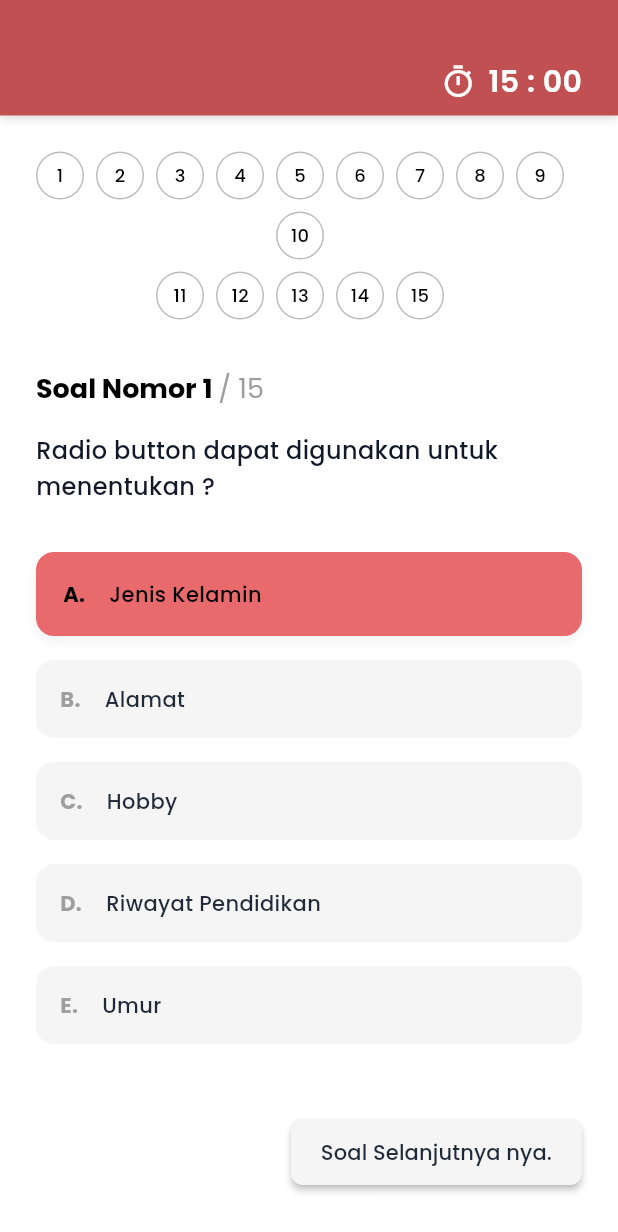
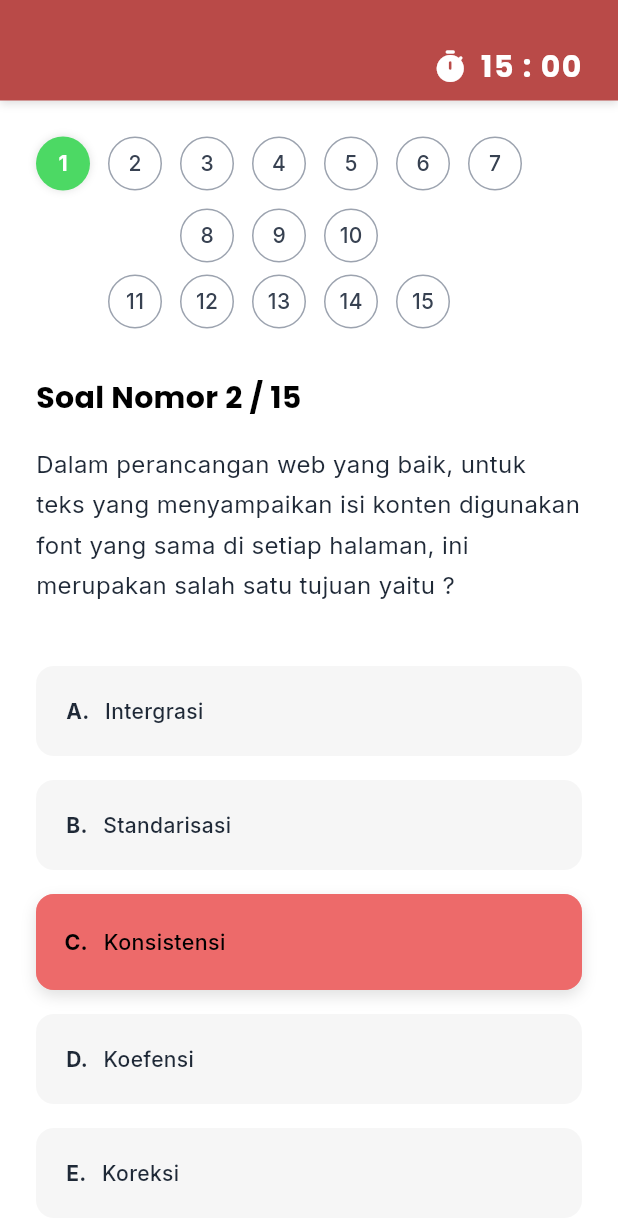
Before and after one commit to lianazein09/lmsuas, a Flutter app: the QuizAttemptScreen screen opened directly with empty values, on a phone screen of 412 x 824 dp. Shown: the top 1232 px of the screen. Run offline on Flutter 3.47's test engine with Material 3 defaults, Android fonts, the phone set to English and light mode, and no system bars; our stand-ins replace google_fonts; network calls fail.

Commit message:
membuat pertanyaan kuis kedua

```diff
--- a/lib/screens/quiz_attempt_screen.dart
+++ b/lib/screens/quiz_attempt_screen.dart
@@ -10,28 +10,28 @@ class QuizAttemptScreen extends StatefulWidget {
 }
 
 class _QuizAttemptScreenState extends State<QuizAttemptScreen> {
-  static const Color primaryColor = Color(0xFFC05052);
-  static const Color primaryLight = Color(0xFFE86A6C);
+  static const Color primaryColor = Color(0xFFB94A48);
+  static const Color secondaryColor = Color(0xFFED6A6A);
+  static const Color successColor = Color(0xFF4CD964);
   static const Color backgroundLight = Color(0xFFFFFFFF);
   static const Color backgroundDark = Color(0xFF121212);
-  static const Color surfaceLight = Color(0xFFF5F5F5);
-  static const Color surfaceDark = Color(0xFF1E1E1E);
+  static const Color surfaceLight = Color(0xFFF6F6F6);
+  static const Color surfaceDark = Color(0xFF2A2A2A);
 
-  int currentQuestion = 1;
-  String? selectedOption = 'A';
+  int currentQuestion = 2;
+  String? selectedOption = 'C';
 
   @override
   Widget build(BuildContext context) {
     final isDark = Theme.of(context).brightness == Brightness.dark;
     final bgColor = isDark ? backgroundDark : backgroundLight;
-    final textColor = isDark ? const Color(0xFFE5E5E5) : const Color(0xFF333333);
 
     return Scaffold(
       backgroundColor: bgColor,
       appBar: PreferredSize(
-        preferredSize: const Size.fromHeight(80),
+        preferredSize: const Size.fromHeight(70),
         child: Container(
-          padding: const EdgeInsets.only(top: 40, bottom: 8, left: 24, right: 24),
+          padding: const EdgeInsets.only(top: 30, bottom: 8, left: 24, right: 24),
           decoration: const BoxDecoration(
             color: primaryColor,
             boxShadow: [
@@ -42,29 +42,31 @@ class _QuizAttemptScreenState extends State<QuizAttemptScreen> {
               ),
             ],
           ),
-          child: Row(
+          child: Stack(
+            alignment: Alignment.center,
             children: [
-              const Expanded(child: SizedBox()),
               Text(
                 widget.title,
                 style: GoogleFonts.poppins(
                   fontSize: 20,
                   fontWeight: FontWeight.bold,
                   color: Colors.white,
+                  letterSpacing: 0.5,
                 ),
               ),
-              Expanded(
+              Positioned(
+                right: 0,
                 child: Row(
-                  mainAxisAlignment: MainAxisAlignment.end,
                   children: [
-                    const Icon(Icons.timer_outlined, color: Colors.white, size: 24),
+                    const Icon(Icons.timer_rounded, color: Colors.white, size: 24),
                     const SizedBox(width: 8),
                     Text(
                       '15 : 00',
                       style: GoogleFonts.poppins(
                         fontSize: 20,
-                        fontWeight: FontWeight.w600,
+                        fontWeight: FontWeight.bold,
                         color: Colors.white,
+                        letterSpacing: 1.0,
                       ),
                     ),
                   ],
@@ -78,74 +80,46 @@ class _QuizAttemptScreenState extends State<QuizAttemptScreen> {
         children: [
           Expanded(
             child: SingleChildScrollView(
-              padding: const EdgeInsets.all(24),
+              padding: const EdgeInsets.symmetric(horizontal: 24, vertical: 24),
               child: Column(
                 crossAxisAlignment: CrossAxisAlignment.start,
                 children: [
                   _buildQuestionGrid(isDark),
                   const SizedBox(height: 32),
-                  RichText(
-                    text: TextSpan(
+                  Text(
+                    'Soal Nomor $currentQuestion / 15',
                     style: GoogleFonts.poppins(
-                        fontSize: 18,
+                      fontSize: 20,
                       fontWeight: FontWeight.bold,
                       color: isDark ? Colors.white : Colors.black,
-                      ),
-                      children: [
-                        TextSpan(text: 'Soal Nomor $currentQuestion '),
-                        TextSpan(
-                          text: '/ 15',
-                          style: GoogleFonts.poppins(
-                            fontWeight: FontWeight.normal,
-                            color: isDark ? Colors.grey[400] : Colors.grey[500],
-                          ),
-                        ),
-                      ],
                     ),
                   ),
                   const SizedBox(height: 16),
                   Text(
-                    'Radio button dapat digunakan untuk menentukan ?',
-                    style: GoogleFonts.poppins(
+                    'Dalam perancangan web yang baik, untuk teks yang menyampaikan isi konten digunakan font yang sama di setiap halaman, ini merupakan salah satu tujuan yaitu ?',
+                    style: GoogleFonts.inter(
                       fontSize: 16,
-                      fontWeight: FontWeight.w500,
-                      color: isDark ? const Color(0xFFE5E5E5) : const Color(0xFF111827),
-                      height: 1.5,
+                      color: isDark ? const Color(0xFFD1D1D1) : const Color(0xFF1F2937),
+                      height: 1.7,
                     ),
                   ),
-                  const SizedBox(height: 32),
-                  _buildOption('A', 'Jenis Kelamin', isDark),
-                  _buildOption('B', 'Alamat', isDark),
-                  _buildOption('C', 'Hobby', isDark),
-                  _buildOption('D', 'Riwayat Pendidikan', isDark),
-                  _buildOption('E', 'Umur', isDark),
-                  const SizedBox(height: 32),
-                  Align(
-                    alignment: Alignment.centerRight,
-                    child: ElevatedButton(
-                      onPressed: () {},
-                      style: ElevatedButton.styleFrom(
-                        backgroundColor: isDark ? surfaceDark : surfaceLight,
-                        foregroundColor: isDark ? Colors.white : const Color(0xFF1F2937),
-                        elevation: 2,
-                        padding: const EdgeInsets.symmetric(horizontal: 20, vertical: 12),
-                        shape: RoundedRectangleBorder(
-                          borderRadius: BorderRadius.circular(8),
+                  const SizedBox(height: 40),
+                  _buildOption('A', 'Intergrasi', isDark),
+                  _buildOption('B', 'Standarisasi', isDark),
+                  _buildOption('C', 'Konsistensi', isDark),
+                  _buildOption('D', 'Koefensi', isDark),
+                  _buildOption('E', 'Koreksi', isDark),
+                  const SizedBox(height: 48),
+                  Row(
+                    gap: 16,
+                    children: [
+                      Expanded(
+                        child: _buildNavButton('Soal Sebelum nya.', isDark),
                       ),
-                      ),
-                      child: Row(
-                        mainAxisSize: MainAxisSize.min,
-                        children: [
-                          Text(
-                            'Soal Selanjutnya nya.',
-                            style: GoogleFonts.poppins(
-                              fontSize: 14,
-                              fontWeight: FontWeight.w500,
-                            ),
+                      Expanded(
+                        child: _buildNavButton('Soal Selanjut nya.', isDark),
                       ),
                     ],
-                      ),
-                    ),
                   ),
                   const SizedBox(height: 32),
                 ],
@@ -161,15 +135,15 @@ class _QuizAttemptScreenState extends State<QuizAttemptScreen> {
     return Column(
       children: [
         Wrap(
-          spacing: 8,
-          runSpacing: 8,
+          spacing: 12,
+          runSpacing: 12,
           alignment: WrapAlignment.center,
           children: List.generate(10, (index) => _buildGridItem(index + 1, isDark)),
         ),
         const SizedBox(height: 8),
         Wrap(
-          spacing: 8,
-          runSpacing: 8,
+          spacing: 12,
+          runSpacing: 12,
           alignment: WrapAlignment.center,
           children: List.generate(5, (index) => _buildGridItem(index + 11, isDark)),
         ),
@@ -178,24 +152,26 @@ class _QuizAttemptScreenState extends State<QuizAttemptScreen> {
   }
 
   Widget _buildGridItem(int number, bool isDark) {
+    final bool isCompleted = number == 1; // Match HTML where 1 is success
     return Container(
-      width: 32,
-      height: 32,
+      width: 36,
+      height: 36,
       decoration: BoxDecoration(
-        color: isDark ? surfaceDark : Colors.white,
+        color: isCompleted ? successColor : (isDark ? surfaceDark : Colors.white),
         shape: BoxShape.circle,
-        border: Border.all(
-          color: isDark ? Colors.grey[700]! : Colors.grey[400]!,
+        boxShadow: isCompleted ? [const BoxShadow(color: Colors.black12, blurRadius: 4)] : null,
+        border: !isCompleted ? Border.all(
+          color: isDark ? const Color(0xFF404040) : const Color(0xFF9CA3AF),
           width: 1,
-        ),
+        ) : null,
       ),
       child: Center(
         child: Text(
           '$number',
-          style: GoogleFonts.poppins(
-            fontSize: 12,
-            fontWeight: FontWeight.w500,
-            color: isDark ? Colors.white : Colors.black,
+          style: GoogleFonts.inter(
+            fontSize: 14,
+            fontWeight: isCompleted ? FontWeight.bold : FontWeight.w500,
+            color: isCompleted ? Colors.white : (isDark ? const Color(0xFFE5E7EB) : const Color(0xFF374151)),
           ),
         ),
       ),
@@ -209,42 +185,35 @@ class _QuizAttemptScreenState extends State<QuizAttemptScreen> {
       padding: const EdgeInsets.only(bottom: 16),
       child: GestureDetector(
         onTap: () => setState(() => selectedOption = letter),
-        child: Container(
+        child: AnimatedContainer(
+          duration: const Duration(milliseconds: 200),
           width: double.infinity,
-          padding: const EdgeInsets.all(16),
+          padding: const EdgeInsets.all(20),
           decoration: BoxDecoration(
-            color: isSelected ? primaryLight : (isDark ? surfaceDark : surfaceLight),
+            color: isSelected ? secondaryColor : (isDark ? surfaceDark : surfaceLight),
             borderRadius: BorderRadius.circular(12),
-            boxShadow: isSelected
-              ? [
-                  BoxShadow(
-                    color: Colors.black.withOpacity(0.05),
-                    blurRadius: 6,
-                    offset: const Offset(0, 4),
+            boxShadow: isSelected ? [const BoxShadow(color: Colors.black12, blurRadius: 8, offset: Offset(0, 4))] : null,
+            border: isSelected ? Border.all(color: secondaryColor.withOpacity(0.5), width: 2) : null,
           ),
-                ] : null,
-            border: isSelected
-              ? Border.all(color: primaryLight, width: 2)
-              : null,
-          ),
+          child: Transform.scale(
+            scale: isSelected ? 1.02 : 1.0,
             child: Row(
               children: [
                 Text(
-                '$letter.',
-                style: GoogleFonts.poppins(
+                  '$letter.   ',
+                  style: GoogleFonts.inter(
                     fontSize: 14,
                     fontWeight: FontWeight.bold,
-                  color: isSelected ? Colors.black : (isDark ? Colors.grey[400] : Colors.grey[500]),
+                    color: isSelected ? Colors.black : (isDark ? const Color(0xFFE5E5E5) : const Color(0xFF1F2937)),
                   ),
                 ),
-              const SizedBox(width: 16),
                 Expanded(
                   child: Text(
                     text,
-                  style: GoogleFonts.poppins(
+                    style: GoogleFonts.inter(
                       fontSize: 14,
                       fontWeight: FontWeight.w500,
-                    color: isSelected ? Colors.black : (isDark ? const Color(0xFFE5E5E5) : const Color(0xFF1F2937)),
+                      color: isSelected ? Colors.black : (isDark ? const Color(0xFFD1D1D1) : const Color(0xFF1F2937)),
                     ),
                   ),
                 ),
@@ -252,6 +221,32 @@ class _QuizAttemptScreenState extends State<QuizAttemptScreen> {
             ),
           ),
         ),
+      ),
+    );
+  }
+
+  Widget _buildNavButton(String label, bool isDark) {
+    return Container(
+      height: 48,
+      child: ElevatedButton(
+        onPressed: () {},
+        style: ElevatedButton.styleFrom(
+          backgroundColor: isDark ? surfaceDark : surfaceLight,
+          foregroundColor: isDark ? Colors.white : const Color(0xFF1F2937),
+          elevation: 1,
+          shape: RoundedRectangleBorder(
+            borderRadius: BorderRadius.circular(12),
+          ),
+        ),
+        child: Text(
+          label,
+          textAlign: TextAlign.center,
+          style: GoogleFonts.inter(
+            fontSize: 13,
+            fontWeight: FontWeight.w500,
+          ),
+        ),
+      ),
     );
   }
 }
```
Lines whose indentation alone changed are shown as unchanged.
